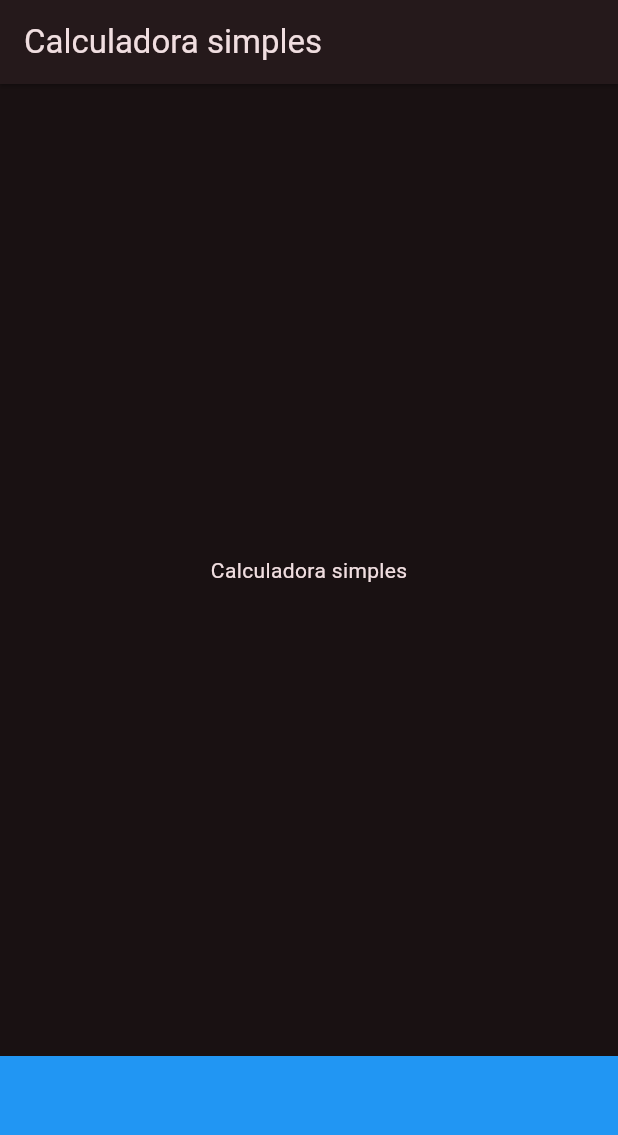
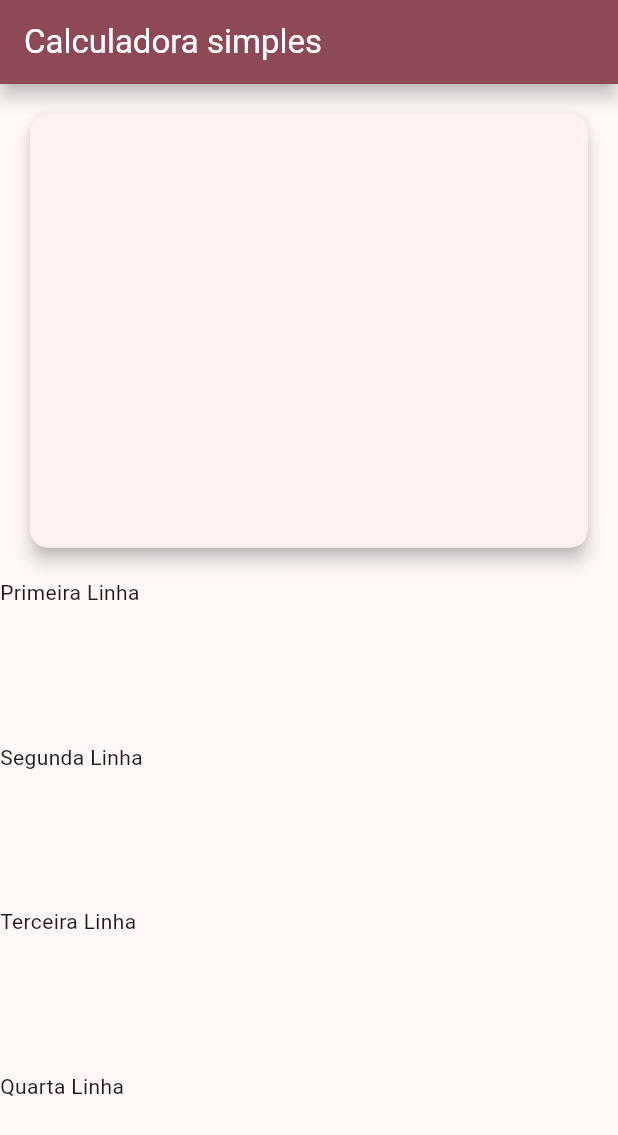
Before and after one commit to guirodriguezz/ProjetosFlutter, a Flutter app: the screen it shows after launch, on a phone screen of 412 x 824 dp. Shown: the top 1135 px of the screen. Run offline on Flutter 3.47's test engine with Material 3 defaults, Android fonts, the phone set to English and light mode, and no system bars.

Commit message:
Adicionando widget Card ao body da tela e iniciando a criação visual da calculadora.

```diff
--- a/lib/material_app_theme/main.dart
+++ b/lib/material_app_theme/main.dart
@@ -13,7 +13,7 @@ class MyApp extends StatelessWidget {
     return MaterialApp(
       title: appName,
       debugShowCheckedModeBanner: false,
-      themeMode: ThemeMode.dark,
+      themeMode: ThemeMode.light,
       theme: SimpleCalculatorTheme.light,
       darkTheme: SimpleCalculatorTheme.dark,
       home: const SimpleCalculator(),
@@ -21,8 +21,15 @@ class MyApp extends StatelessWidget {
   }
 }
 
-class SimpleCalculator extends StatelessWidget {
+class SimpleCalculator extends StatefulWidget {
   const SimpleCalculator({super.key});
+
+  @override
+  State<SimpleCalculator> createState() => _SimpleCalculatorState();
+}
+
+class _SimpleCalculatorState extends State<SimpleCalculator> {
+  String display = '';
 
   @override
   Widget build(BuildContext context) {
@@ -30,20 +37,34 @@ class SimpleCalculator extends StatelessWidget {
 
     return Scaffold(
       appBar: AppBar(
-        elevation: 1,
+        backgroundColor: theme.colorScheme.primary,
+        elevation: 5,
         shadowColor: Colors.black,
-        title: const Text(appName),
-      ),
-      body: Container(
-        alignment: Alignment.center,
-        child: Text(
+        title: const Text(
           appName,
-          style: theme.textTheme.bodyMedium,
+          style: TextStyle(color: Colors.white),
         ),
       ),
-      bottomNavigationBar: Container(
-        height: 120,
-        color: Colors.blue,
+      body: Column(
+        crossAxisAlignment: CrossAxisAlignment.stretch,
+        children: [
+          Expanded(
+              flex: 3,
+              child: Card(
+                elevation: 5,
+                margin: const EdgeInsets.all(20),
+                child: Align(
+                    alignment: Alignment.centerRight,
+                    child: Padding(
+                      padding: const EdgeInsets.only(right: 10.0),
+                      child: Text(display),
+                    )),
+              )),
+          const Expanded(child: Text('Primeira Linha')),
+          const Expanded(child: Text('Segunda Linha')),
+          const Expanded(child: Text('Terceira Linha')),
+          const Expanded(child: Text('Quarta Linha'))
+        ],
       ),
     );
   }
```
